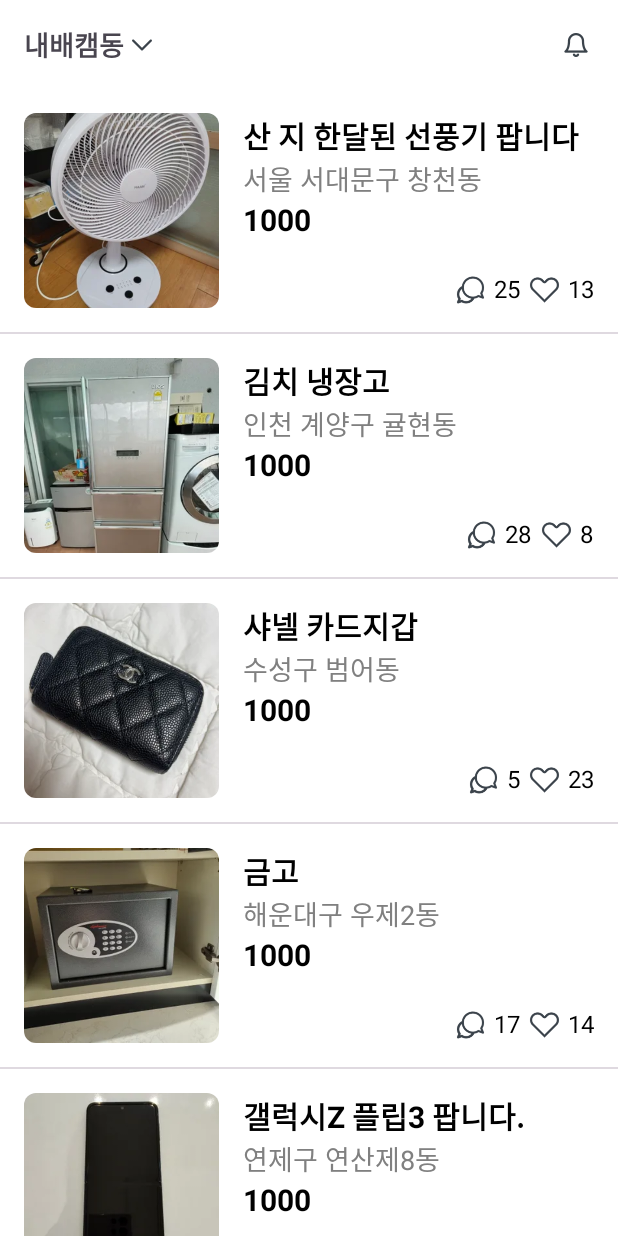
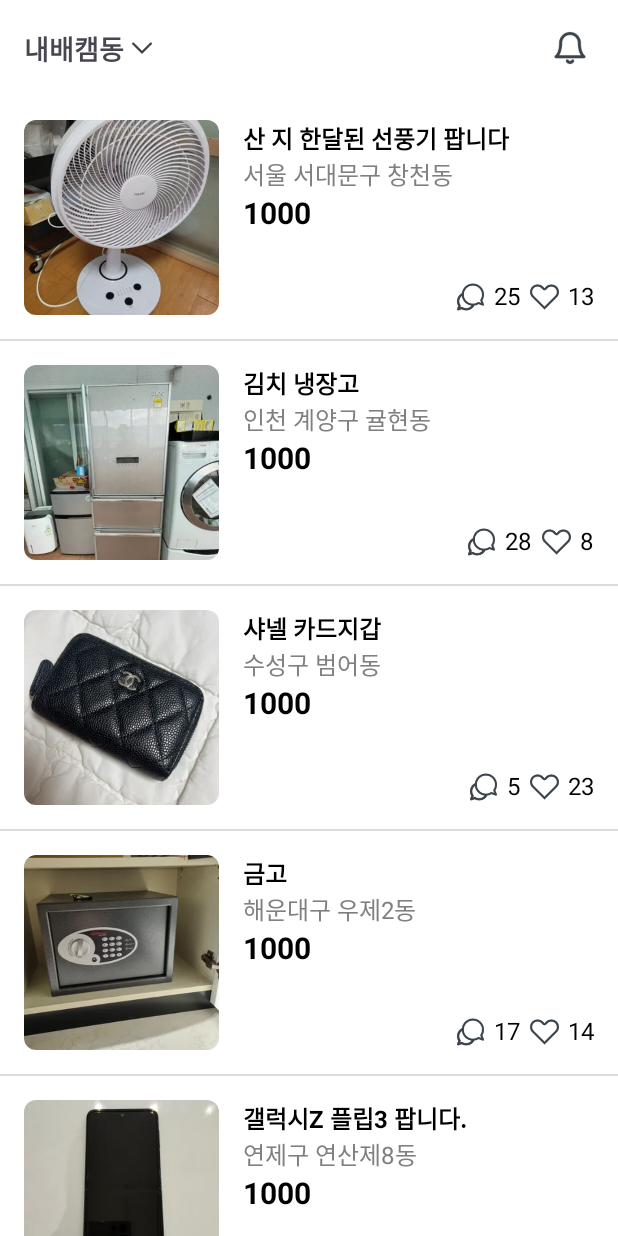
Before and after one commit to kkevi/android_7week_kkeviMarket, an Android app: the screen it shows after launch (MainActivity), on a phone screen of 412 x 824 dp. Run offline under Robolectric (Android 15) with nearby library versions, the phone set to English and light mode, and no system bars.

```diff
--- a/app/src/main/AndroidManifest.xml
+++ b/app/src/main/AndroidManifest.xml
@@ -13,6 +13,9 @@
         android:theme="@style/Theme.Kkevi_market"
         tools:targetApi="31">
         <activity
+            android:name=".DetailActivity"
+            android:exported="false" />
+        <activity
             android:name=".MainActivity"
             android:exported="true">
             <intent-filter>
--- a/app/src/main/java/com/example/kkevi_market/MainActivity.kt
+++ b/app/src/main/java/com/example/kkevi_market/MainActivity.kt
@@ -1,13 +1,10 @@
 package com.example.kkevi_market
 
+import android.content.Intent
 import android.os.Bundle
-import android.util.Log
 import android.view.View
 import android.widget.LinearLayout
-import androidx.activity.enableEdgeToEdge
 import androidx.appcompat.app.AppCompatActivity
-import androidx.core.view.ViewCompat
-import androidx.core.view.WindowInsetsCompat
 import androidx.recyclerview.widget.DividerItemDecoration
 import androidx.recyclerview.widget.LinearLayoutManager
 import com.example.kkevi_market.databinding.ActivityMainBinding
@@ -20,23 +17,22 @@ class MainActivity : AppCompatActivity() {
         super.onCreate(savedInstanceState)
         setContentView(binding.root)
 
-        val fakeData = FakeData.getFakeData()
+        val fakeDataInstance = FakeData.getFakeData()
+        val fakeDataList = fakeDataInstance.getFakeDataList()
 
-//        val adapter = MainAdaptor(fakeData.getFakeDataList())
+        val mainAdapter = MainAdaptor(fakeDataList)
         binding.recyclerView.apply{
             layoutManager = LinearLayoutManager(context)
-            adapter = MainAdaptor(fakeData.getFakeDataList())
+            adapter = mainAdapter
             addItemDecoration(DividerItemDecoration(context, LinearLayout.VERTICAL))
         }
-//        binding.recyclerView.adapter = adapter
-//        binding.recyclerView.layoutManager = LinearLayoutManager(this)
-//        val decoration = DividerItemDecoration(this, )
-//        recyclerView.addItemDecoration(decoration)
 
-//        adapter.itemClick = object : MainAdaptor.ItemClick {
-//            override fun onClick(view: View, position: Int) {
-//
-//            }
-//        }
+        mainAdapter.itemClick = object : MainAdaptor.ItemClick {
+            override fun onClick(view: View, position: Int) {
+                val intentDetail = Intent(this@MainActivity, DetailActivity::class.java)
+                intentDetail.putExtra("user", fakeDataList[position])
+                startActivity(intentDetail)
+            }
+        }
     }
 }
--- a/app/src/main/res/layout/activity_main.xml
+++ b/app/src/main/res/layout/activity_main.xml
@@ -39,8 +39,8 @@
 
         <ImageView
             android:id="@+id/iv_notification"
-            android:layout_width="24dp"
-            android:layout_height="24dp"
+            android:layout_width="32dp"
+            android:layout_height="32dp"
             android:layout_marginStart="8dp"
             android:layout_weight="1"
             android:src="@drawable/ic_notification"
--- a/app/src/main/res/layout/main_list_recylcer_view.xml
+++ b/app/src/main/res/layout/main_list_recylcer_view.xml
@@ -33,7 +33,7 @@
             android:hint="Title"
             android:maxLines="2"
             android:textColor="@color/black"
-            android:textSize="20sp"
+            android:textSize="16sp"
             android:textStyle="bold"
             app:layout_constraintStart_toStartOf="parent"
             app:layout_constraintTop_toTopOf="parent" />
@@ -44,7 +44,7 @@
             android:layout_height="wrap_content"
             android:hint="Location"
             android:textColor="@color/grey60"
-            android:textSize="18sp"
+            android:textSize="16sp"
             app:layout_constraintStart_toStartOf="parent"
             app:layout_constraintTop_toBottomOf="@+id/tv_title" />
 
```
Also changed, not shown: app/src/main/java/com/example/kkevi_market/DetailActivity.kt (added, +20 -0 lines), app/src/main/res/layout/activity_detail.xml (added, +19 -0 lines).
